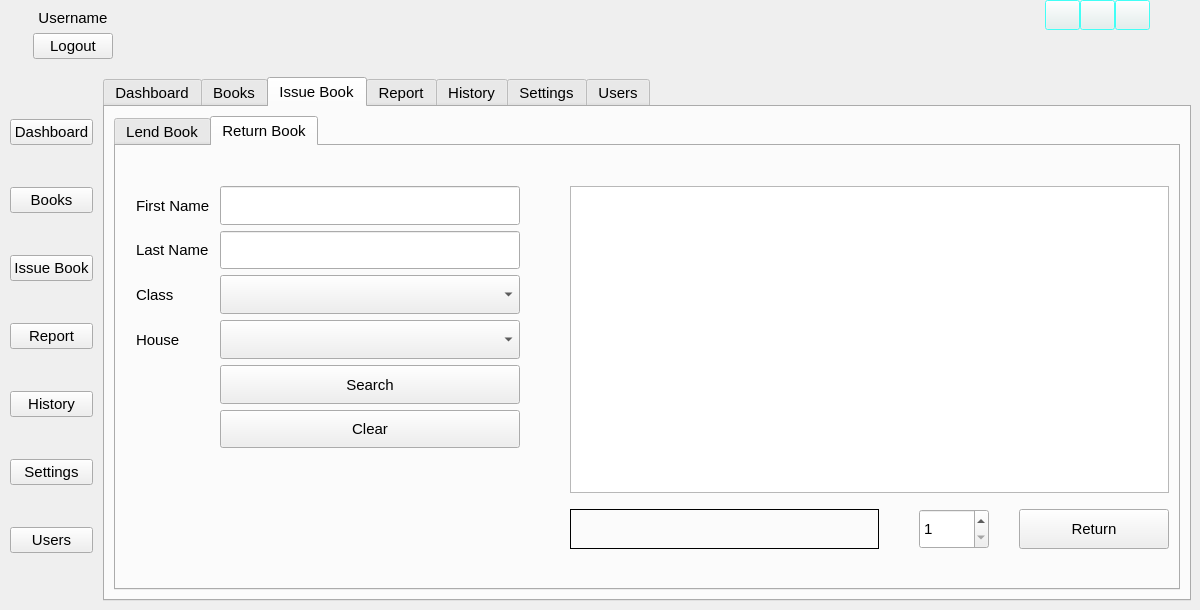
Above: main.ui from Porcupine1/School_Library_System before the change. Below: the same form after it.
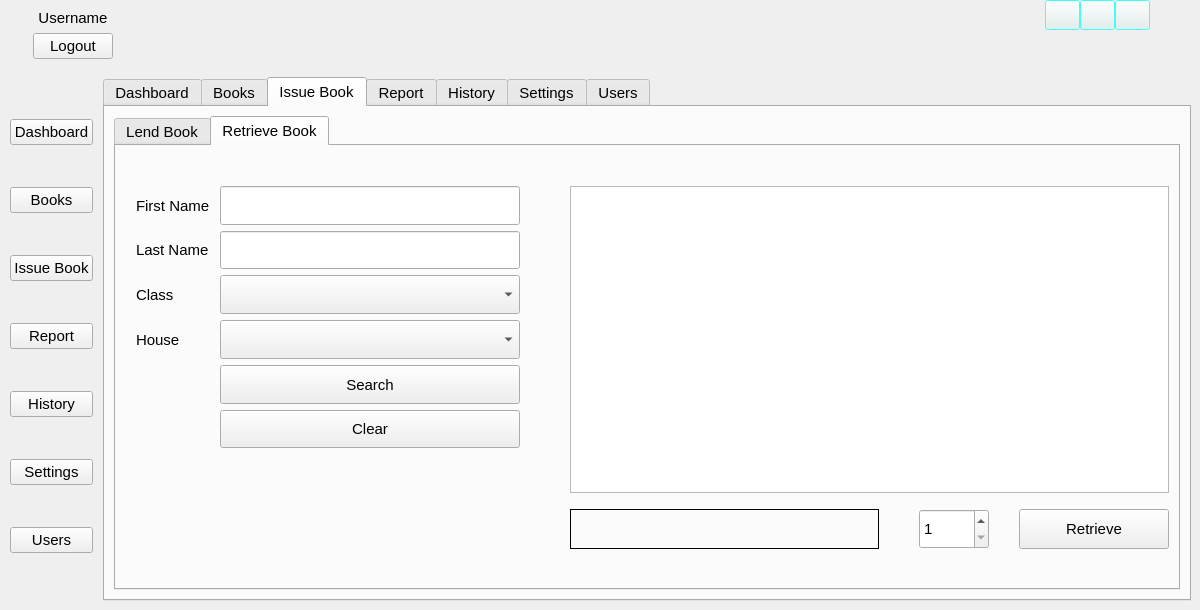
That is the form after the change. The open tabs and pages were chosen to show the change. Icons and pictures are not drawn.

Diff of the .ui file:
```diff
--- a/main.ui
+++ b/main.ui
@@ -1011,12 +1011,21 @@
            </disabled>
           </palette>
          </property>
+         <property name="autoFillBackground">
+          <bool>true</bool>
+         </property>
          <property name="currentIndex">
           <number>0</number>
          </property>
+         <property name="elideMode">
+          <enum>Qt::ElideNone</enum>
+         </property>
          <property name="usesScrollButtons">
           <bool>true</bool>
          </property>
+         <property name="tabsClosable">
+          <bool>false</bool>
+         </property>
          <property name="tabBarAutoHide">
           <bool>false</bool>
          </property>
@@ -3375,7 +3384,7 @@
              </widget>
              <widget class="QWidget" name="return_book_tab">
               <attribute name="title">
-               <string>Return Book</string>
+               <string>Retrieve Book</string>
               </attribute>
               <layout class="QGridLayout" name="gridLayout_4">
                <property name="leftMargin">
@@ -3958,7 +3967,7 @@
                     </size>
                    </property>
                    <property name="text">
-                    <string>Return</string>
+                    <string>Retrieve</string>
                    </property>
                   </widget>
                  </item>
```
Left out of the diff: 11 changed lines with no effect on the pictures.
